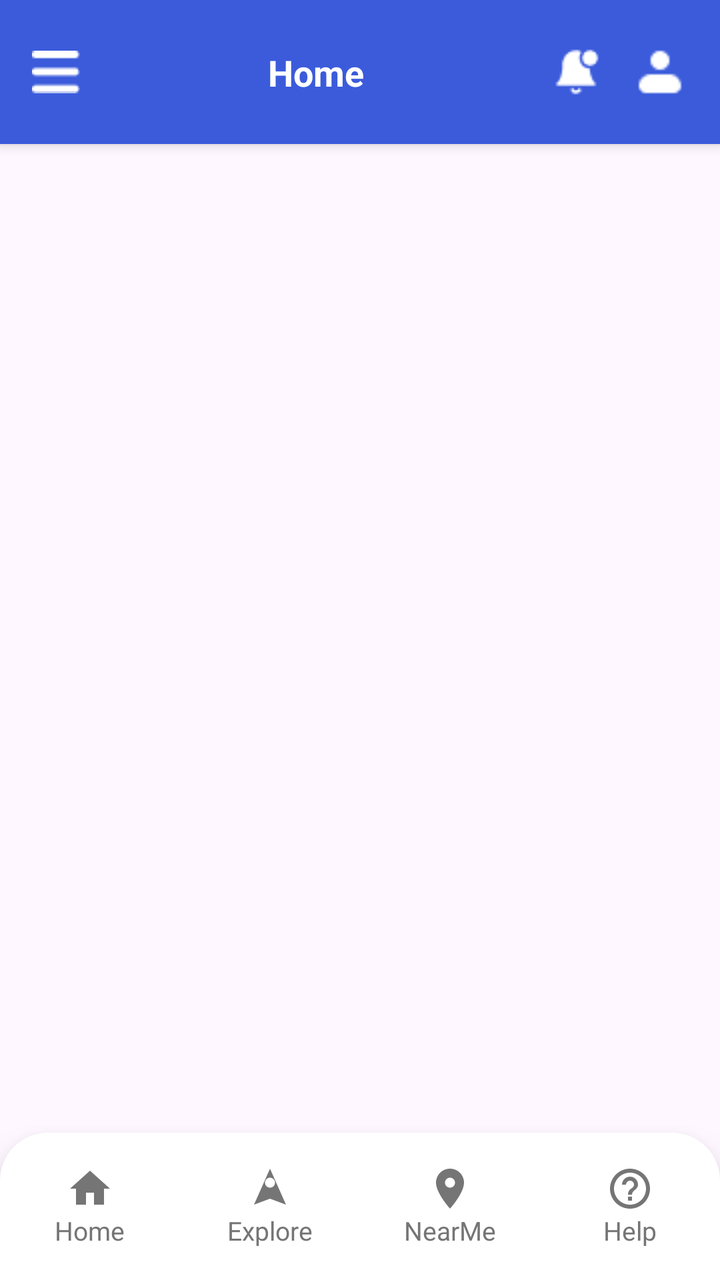
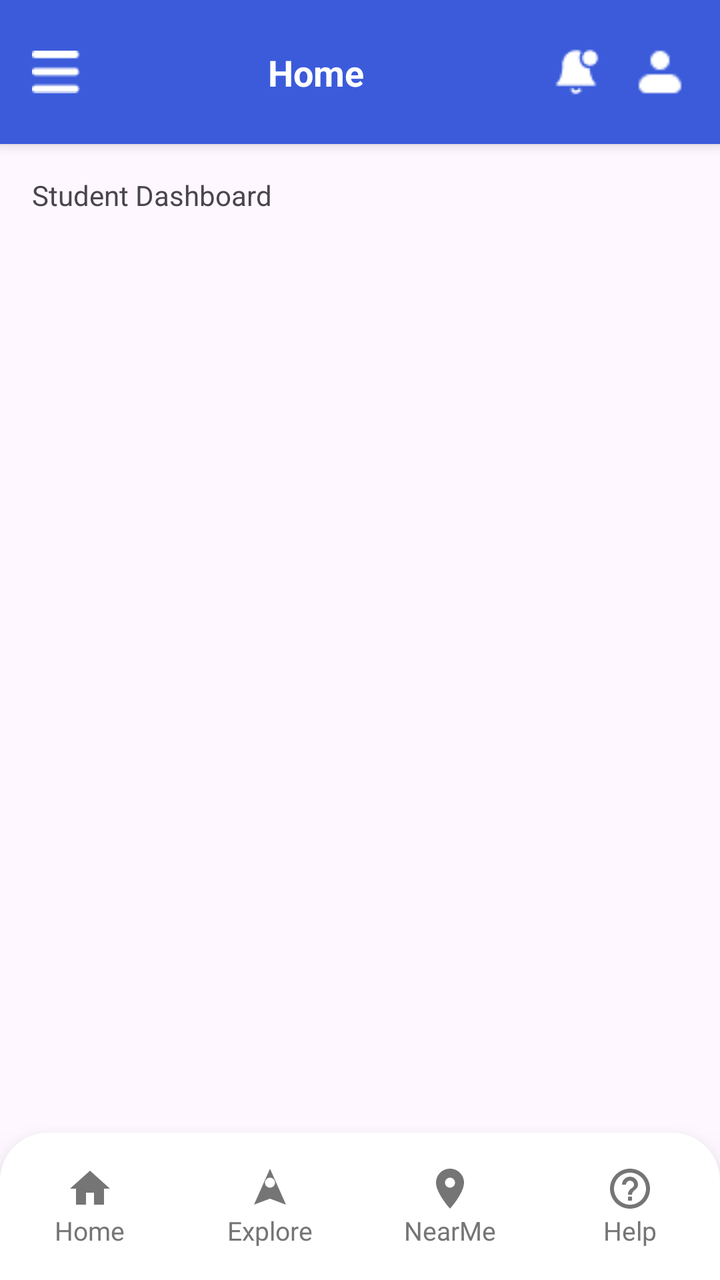

Before-and-after screenshots of an Android layout around one commit, followed by the original layout XML and the change that was made.
<!-- AndroidManifest.xml: application theme Theme.CampusSaathi -->
<!-- res/layout/activity_student_dashboard.xml -->
<?xml version="1.0" encoding="utf-8"?>
<androidx.drawerlayout.widget.DrawerLayout
    xmlns:android="http://schemas.android.com/apk/res/android"
    xmlns:app="http://schemas.android.com/apk/res-auto"
    android:id="@+id/drawerLayout"
    android:layout_width="match_parent"
    android:layout_height="match_parent">

<androidx.constraintlayout.widget.ConstraintLayout
    xmlns:android="http://schemas.android.com/apk/res/android"
    xmlns:app="http://schemas.android.com/apk/res-auto"
    android:layout_width="match_parent"
    android:layout_height="match_parent">

    <include
        android:id="@+id/Header"
        layout="@layout/layout_cs_header"
        app:layout_constraintTop_toTopOf="parent"
        app:layout_constraintStart_toStartOf="parent"
        app:layout_constraintEnd_toEndOf="parent"/>

    
    <TextView
        android:id="@+id/top_text"
        android:layout_width="wrap_content"
        android:layout_height="wrap_content"
        android:text="Student Dashboard"
        android:layout_margin="16dp"
        app:layout_constraintTop_toTopOf="parent"
        app:layout_constraintStart_toStartOf="parent"/>

    <include
        android:id="@+id/cs_footer"
        layout="@layout/layout_cs_footer"
        android:layout_width="0dp"
        android:layout_height="wrap_content"
        app:layout_constraintStart_toStartOf="parent"
        app:layout_constraintEnd_toEndOf="parent"
        app:layout_constraintBottom_toBottomOf="parent"/>

</androidx.constraintlayout.widget.ConstraintLayout>

    <include
        layout="@layout/layout_student_drawer"
        android:layout_width="280dp"
        android:layout_height="match_parent"
        android:layout_gravity="start"/>


</androidx.drawerlayout.widget.DrawerLayout>
<!-- res/layout/layout_cs_header.xml (included above) -->
<?xml version="1.0" encoding="utf-8"?>
<androidx.constraintlayout.widget.ConstraintLayout
    xmlns:android="http://schemas.android.com/apk/res/android"
    xmlns:app="http://schemas.android.com/apk/res-auto"
    android:id="@+id/headerRoot"
    android:layout_width="match_parent"
    android:layout_height="72dp"
    android:background="@color/cs_header_blue"
    android:elevation="4dp"
    android:paddingStart="@dimen/spacing_medium"
    android:paddingEnd="@dimen/spacing_medium">

    
    <ImageView
        android:id="@+id/ivMenu"
        android:layout_width="24dp"
        android:layout_height="24dp"
        android:src="@drawable/ic_menu"
        app:tint="@color/cs_icon_tint"
        android:contentDescription="@string/menu"
        app:layout_constraintStart_toStartOf="parent"
        app:layout_constraintTop_toTopOf="parent"
        app:layout_constraintBottom_toBottomOf="parent"/>

    
    <TextView
        android:id="@+id/tvHeaderTitle"
        android:layout_width="wrap_content"
        android:layout_height="wrap_content"
        android:text="@string/header_title"
        android:textColor="@color/cs_white"
        android:textSize="@dimen/text_title"
        android:textStyle="bold"
        app:layout_constraintStart_toEndOf="@id/ivMenu"
        app:layout_constraintEnd_toStartOf="@id/ivNotification"
        app:layout_constraintTop_toTopOf="parent"
        app:layout_constraintBottom_toBottomOf="parent"
        android:layout_marginStart="@dimen/spacing_medium"
        android:layout_marginEnd="@dimen/spacing_medium"/>

    
    <ImageView
        android:id="@+id/ivNotification"
        android:layout_width="24dp"
        android:layout_height="24dp"
        android:src="@drawable/ic_notification"
        app:tint="@color/cs_icon_tint"
        android:contentDescription="@string/notification"
        app:layout_constraintEnd_toStartOf="@id/ivProfile"
        app:layout_constraintTop_toTopOf="parent"
        app:layout_constraintBottom_toBottomOf="parent"
        android:layout_marginEnd="@dimen/spacing_medium"/>

    
    <com.google.android.material.imageview.ShapeableImageView
        android:id="@+id/ivProfile"
        android:layout_width="28dp"
        android:layout_height="28dp"
        android:src="@drawable/ic_profile"
        app:tint="@color/cs_white"
        app:shapeAppearanceOverlay="@style/CircleImage"
        android:contentDescription="@string/profile"
        app:layout_constraintEnd_toEndOf="parent"
        app:layout_constraintTop_toTopOf="parent"
        app:layout_constraintBottom_toBottomOf="parent"/>

</androidx.constraintlayout.widget.ConstraintLayout>
<!-- res/layout/layout_cs_footer.xml (included above) -->
<?xml version="1.0" encoding="utf-8"?>
<androidx.constraintlayout.widget.ConstraintLayout
    xmlns:android="http://schemas.android.com/apk/res/android"
    xmlns:app="http://schemas.android.com/apk/res-auto"
    android:id="@+id/cs_footer_root"
    android:layout_width="match_parent"
    android:layout_height="wrap_content"
    android:background="@drawable/cs_footer_bg_surface"
    android:elevation="12dp">

    
    <LinearLayout
        android:id="@+id/cs_footer_home_container"
        android:layout_width="0dp"
        android:layout_height="match_parent"
        android:orientation="vertical"
        android:gravity="center"
        app:layout_constraintStart_toStartOf="parent"
        app:layout_constraintEnd_toStartOf="@id/cs_footer_explore_container"
        app:layout_constraintTop_toTopOf="parent"
        app:layout_constraintBottom_toBottomOf="parent"
        android:paddingTop="16dp"
        android:paddingBottom="16dp">

        <ImageView
            android:id="@+id/cs_footer_home_icon"
            android:layout_width="@dimen/cs_footer_icon"
            android:layout_height="@dimen/cs_footer_icon"
            android:src="@drawable/cs_ic_footer_home"
            app:tint="@color/cs_footer_default"/>

        <TextView
            android:id="@+id/cs_footer_home_text"
            android:layout_width="wrap_content"
            android:layout_height="wrap_content"
            android:text="Home"
            android:textSize="@dimen/cs_footer_text"
            android:textColor="@color/cs_footer_default"/>
    </LinearLayout>

    
    <LinearLayout
        android:id="@+id/cs_footer_explore_container"
        android:layout_width="0dp"
        android:layout_height="match_parent"
        android:orientation="vertical"
        android:gravity="center"
        app:layout_constraintStart_toEndOf="@id/cs_footer_home_container"
        app:layout_constraintEnd_toStartOf="@id/cs_footer_nearme_container"
        app:layout_constraintTop_toTopOf="parent"
        app:layout_constraintBottom_toBottomOf="parent"
        android:paddingTop="16dp"
        android:paddingBottom="16dp">

        <ImageView
            android:id="@+id/cs_footer_explore_icon"
            android:layout_width="@dimen/cs_footer_icon"
            android:layout_height="@dimen/cs_footer_icon"
            android:src="@drawable/cs_ic_footer_explore"
            app:tint="@color/cs_footer_default"/>

        <TextView
            android:id="@+id/cs_footer_explore_text"
            android:layout_width="wrap_content"
            android:layout_height="wrap_content"
            android:text="Explore"
            android:textSize="@dimen/cs_footer_text"
            android:textColor="@color/cs_footer_default"/>
    </LinearLayout>

    
    <LinearLayout
        android:id="@+id/cs_footer_nearme_container"
        android:layout_width="0dp"
        android:layout_height="match_parent"
        android:orientation="vertical"
        android:gravity="center"
        app:layout_constraintStart_toEndOf="@id/cs_footer_explore_container"
        app:layout_constraintEnd_toStartOf="@id/cs_footer_help_container"
        app:layout_constraintTop_toTopOf="parent"
        app:layout_constraintBottom_toBottomOf="parent"
        android:paddingTop="16dp"
        android:paddingBottom="16dp">

        <ImageView
            android:id="@+id/cs_footer_nearme_icon"
            android:layout_width="@dimen/cs_footer_icon"
            android:layout_height="@dimen/cs_footer_icon"
            android:src="@drawable/cs_ic_footer_nearme"
            app:tint="@color/cs_footer_default"/>

        <TextView
            android:id="@+id/cs_footer_nearme_text"
            android:layout_width="wrap_content"
            android:layout_height="wrap_content"
            android:text="NearMe"
            android:textSize="@dimen/cs_footer_text"
            android:textColor="@color/cs_footer_default"/>
    </LinearLayout>

    
    <LinearLayout
        android:id="@+id/cs_footer_help_container"
        android:layout_width="0dp"
        android:layout_height="match_parent"
        android:orientation="vertical"
        android:gravity="center"
        app:layout_constraintStart_toEndOf="@id/cs_footer_nearme_container"
        app:layout_constraintEnd_toEndOf="parent"
        app:layout_constraintTop_toTopOf="parent"
        app:layout_constraintBottom_toBottomOf="parent"
        android:paddingTop="16dp"
        android:paddingBottom="16dp">

        <ImageView
            android:id="@+id/cs_footer_help_icon"
            android:layout_width="@dimen/cs_footer_icon"
            android:layout_height="@dimen/cs_footer_icon"
            android:src="@drawable/cs_ic_footer_help"
            app:tint="@color/cs_footer_default"/>

        <TextView
            android:id="@+id/cs_footer_help_text"
            android:layout_width="wrap_content"
            android:layout_height="wrap_content"
            android:text="Help"
            android:textSize="@dimen/cs_footer_text"
            android:textColor="@color/cs_footer_default"/>
    </LinearLayout>

</androidx.constraintlayout.widget.ConstraintLayout>
<!-- res/layout/layout_student_drawer.xml (included above) -->
<?xml version="1.0" encoding="utf-8"?>
<androidx.constraintlayout.widget.ConstraintLayout
    xmlns:android="http://schemas.android.com/apk/res/android"
    xmlns:app="http://schemas.android.com/apk/res-auto"
    android:layout_width="match_parent"
    android:layout_height="match_parent"
    android:background="?attr/colorSurface">

    
    <androidx.constraintlayout.widget.ConstraintLayout
        android:id="@+id/drawerTop"
        android:layout_width="0dp"
        android:layout_height="@dimen/drawer_header_height"
        android:background="@color/cs_primary"
        app:layout_constraintTop_toTopOf="parent"
        app:layout_constraintStart_toStartOf="parent"
        app:layout_constraintEnd_toEndOf="parent">

        <ImageView
            android:id="@+id/ivDrawerLogo"
            android:layout_width="@dimen/drawer_logo_size"
            android:layout_height="@dimen/drawer_logo_size"
            android:src="@drawable/campus_logo"
            android:contentDescription="@string/app_name"
            app:layout_constraintStart_toStartOf="parent"
            app:layout_constraintTop_toTopOf="parent"
            app:layout_constraintBottom_toBottomOf="parent"
            android:layout_marginStart="@dimen/spacing_large"/>

        <TextView
            android:id="@+id/tvDrawerTitle"
            android:layout_width="wrap_content"
            android:layout_height="wrap_content"
            android:text="@string/app_name"
            android:textAppearance="@style/TextAppearance.Material3.TitleLarge"
            android:textColor="@color/cs_on_primary"
            app:layout_constraintStart_toEndOf="@id/ivDrawerLogo"
            app:layout_constraintTop_toTopOf="parent"
            app:layout_constraintBottom_toBottomOf="parent"
            android:layout_marginStart="@dimen/spacing_medium"/>

    </androidx.constraintlayout.widget.ConstraintLayout>

    

    <TextView
        android:id="@+id/menuHome"
        style="@style/DrawerItemStyle"
        android:text="@string/home"
        android:drawableStart="@drawable/ic_home"
        android:drawableTint="@color/cs_black"
        app:layout_constraintTop_toBottomOf="@id/drawerTop"
        app:layout_constraintStart_toStartOf="parent"
        app:layout_constraintEnd_toEndOf="parent"/>

    <TextView
        android:id="@+id/menuProfile"
        style="@style/DrawerItemStyle"
        android:text="@string/my_profile"
        android:drawableStart="@drawable/ic_profile"
        app:layout_constraintTop_toBottomOf="@id/menuHome"
        app:layout_constraintStart_toStartOf="parent"
        app:layout_constraintEnd_toEndOf="parent"/>

    <TextView
        android:id="@+id/menuSaved"
        style="@style/DrawerItemStyle"
        android:text="@string/saved"
        android:drawableStart="@drawable/ic_saved"
        app:layout_constraintTop_toBottomOf="@id/menuProfile"
        app:layout_constraintStart_toStartOf="parent"
        app:layout_constraintEnd_toEndOf="parent"/>

    <TextView
        android:id="@+id/menuHelp"
        style="@style/DrawerItemStyle"
        android:text="@string/help_support"
        android:drawableStart="@drawable/ic_help"
        android:drawableTint="@color/cs_black"
        app:layout_constraintTop_toBottomOf="@id/menuSaved"
        app:layout_constraintStart_toStartOf="parent"
        app:layout_constraintEnd_toEndOf="parent"/>

    <TextView
        android:id="@+id/menuLogout"
        style="@style/DrawerItemStyle"
        android:text="@string/logout"
        android:drawableStart="@drawable/ic_logout"
        app:layout_constraintTop_toBottomOf="@id/menuHelp"
        app:layout_constraintStart_toStartOf="parent"
        app:layout_constraintEnd_toEndOf="parent"/>

</androidx.constraintlayout.widget.ConstraintLayout>
<!-- resources referenced by this layout -->
<resources>
  <color name="cs_black">#000000</color>
  <color name="cs_footer_default">#757575</color>
  <color name="cs_header_blue">#3B5BDB</color>
  <color name="cs_icon_tint">#FFFFFF</color>
  <color name="cs_on_primary">#FFFFFF</color>
  <color name="cs_primary">#3F6DF6</color>
  <color name="cs_white">#FFFFFF</color>
  <dimen name="cs_footer_icon">24dp</dimen>
  <dimen name="cs_footer_text">13sp</dimen>
  <dimen name="drawer_header_height">150dp</dimen>
  <dimen name="drawer_logo_size">50dp</dimen>
  <dimen name="spacing_large">24dp</dimen>
  <dimen name="spacing_medium">16dp</dimen>
  <dimen name="text_title">18sp</dimen>
  <!-- drawable cs_footer_bg_surface (drawable) -->
  <shape xmlns:android="http://schemas.android.com/apk/res/android">
      <solid android:color="@color/cs_footer_surface"/>
      <corners
          android:topLeftRadius="24dp"
          android:topRightRadius="24dp"/>
  </shape>
  <!-- drawable cs_ic_footer_explore (drawable) -->
  <vector xmlns:android="http://schemas.android.com/apk/res/android"
      android:width="24dp"
      android:height="24dp"
      android:viewportWidth="24"
      android:viewportHeight="24">
  
      <path
          android:fillColor="?attr/colorOnSurface"
          android:pathData="M12,2L4,20l8,-3 8,3 -8,-18zm0,4.5c1.38,0 2.5,1.12 2.5,2.5S13.38,11.5 12,11.5 9.5,10.38 9.5,9 10.62,6.5 12,6.5z"/>
  </vector>
  <!-- drawable cs_ic_footer_home (drawable) -->
  <vector xmlns:android="http://schemas.android.com/apk/res/android"
      android:width="24dp"
      android:height="24dp"
      android:viewportWidth="24"
      android:viewportHeight="24"
      android:tint="?attr/colorOnSurface">
  
      <path
          android:fillColor="@android:color/white"
          android:pathData="M10,20v-6h4v6h5v-8h3L12,3 2,12h3v8z"/>
  </vector>
  <!-- drawable cs_ic_footer_nearme (drawable) -->
  <vector xmlns:android="http://schemas.android.com/apk/res/android"
      android:width="24dp"
      android:height="24dp"
      android:viewportWidth="24"
      android:viewportHeight="24">
  
      <path
          android:fillColor="?attr/colorOnSurface"
          android:pathData="M12,2C8.13,2 5,5.13 5,9c0,5.25 7,13 7,13s7,-7.75 7,-13c0,-3.87 -3.13,-7 -7,-7zm0,9.5c-1.38,0 -2.5,-1.12 -2.5,-2.5S10.62,6.5 12,6.5s2.5,1.12 2.5,2.5 -1.12,2.5 -2.5,2.5z"/>
  </vector>
  <!-- drawable ic_saved (drawable) -->
  <vector xmlns:android="http://schemas.android.com/apk/res/android"
      android:width="24dp"
      android:height="24dp"
      android:viewportWidth="960"
      android:viewportHeight="960">
    <path
        android:pathData="M200,840v-640q0,-33 23.5,-56.5T280,120h400q33,0 56.5,23.5T760,200v640L480,720 200,840ZM280,718 L480,632 680,718v-518L280,200v518ZM280,200h400,-400Z"
        android:fillColor="#1f1f1f"/>
  </vector>
  <string name="app_name">CampusSaathi</string>
  <string name="header_title">Home</string>
  <string name="help_support">Help and Support</string>
  <string name="home">Home</string>
  <string name="logout">Logout</string>
  <string name="menu">Menu</string>
  <string name="my_profile">My Profile</string>
  <string name="notification">Notification</string>
  <string name="profile">Profile</string>
  <string name="saved">Saved</string>
  <style name="CircleImage">
          <item name="cornerFamily">rounded</item>
          <item name="cornerSize">50%</item>
      </style>
  <style name="Theme.CampusSaathi" parent="Base.Theme.CampusSaathi" />
  <color name="cs_footer_surface">#FFFFFF</color>
  <dimen name="drawer_icon_text_spacing">16dp</dimen>
  <style name="Base.Theme.CampusSaathi" parent="Theme.Material3.Light.NoActionBar">
          
      </style>
  <!-- unchanged entries left out for length: 9 -->
</resources>

<!-- the commit's change to res/layout/activity_student_dashboard.xml (unified diff, before → after) -->
@@ -13,7 +13,7 @@
     android:layout_height="match_parent">
 
     <include
-        android:id="@+id/Header"
+        android:id="@+id/header"
         layout="@layout/layout_cs_header"
         app:layout_constraintTop_toTopOf="parent"
         app:layout_constraintStart_toStartOf="parent"
@@ -26,7 +26,7 @@
         android:layout_height="wrap_content"
         android:text="Student Dashboard"
         android:layout_margin="16dp"
-        app:layout_constraintTop_toTopOf="parent"
+        app:layout_constraintTop_toBottomOf="@id/header"
         app:layout_constraintStart_toStartOf="parent"/>
 
     <include
@@ -41,6 +41,7 @@
 </androidx.constraintlayout.widget.ConstraintLayout>
 
     <include
+        android:id="@+id/studentDrawer"
         layout="@layout/layout_student_drawer"
         android:layout_width="280dp"
         android:layout_height="match_parent"
@@ -139,7 +140,10 @@
         app:layout_constraintTop_toTopOf="parent"
         app:layout_constraintBottom_toBottomOf="parent"
         android:paddingTop="16dp"
-        android:paddingBottom="16dp">
+        android:paddingBottom="16dp"
+        android:clickable="true"
+        android:focusable="true"
+        android:foreground="?attr/selectableItemBackground">
 
         <ImageView
             android:id="@+id/cs_footer_home_icon"
@@ -169,7 +173,10 @@
         app:layout_constraintTop_toTopOf="parent"
         app:layout_constraintBottom_toBottomOf="parent"
         android:paddingTop="16dp"
-        android:paddingBottom="16dp">
+        android:paddingBottom="16dp"
+        android:clickable="true"
+        android:focusable="true"
+        android:foreground="?attr/selectableItemBackground">
 
         <ImageView
             android:id="@+id/cs_footer_explore_icon"
@@ -199,7 +206,10 @@
         app:layout_constraintTop_toTopOf="parent"
         app:layout_constraintBottom_toBottomOf="parent"
         android:paddingTop="16dp"
-        android:paddingBottom="16dp">
+        android:paddingBottom="16dp"
+        android:clickable="true"
+        android:focusable="true"
+        android:foreground="?attr/selectableItemBackground">
 
         <ImageView
             android:id="@+id/cs_footer_nearme_icon"
@@ -229,7 +239,10 @@
         app:layout_constraintTop_toTopOf="parent"
         app:layout_constraintBottom_toBottomOf="parent"
         android:paddingTop="16dp"
-        android:paddingBottom="16dp">
+        android:paddingBottom="16dp"
+        android:clickable="true"
+        android:focusable="true"
+        android:foreground="?attr/selectableItemBackground">
 
         <ImageView
             android:id="@+id/cs_footer_help_icon"
